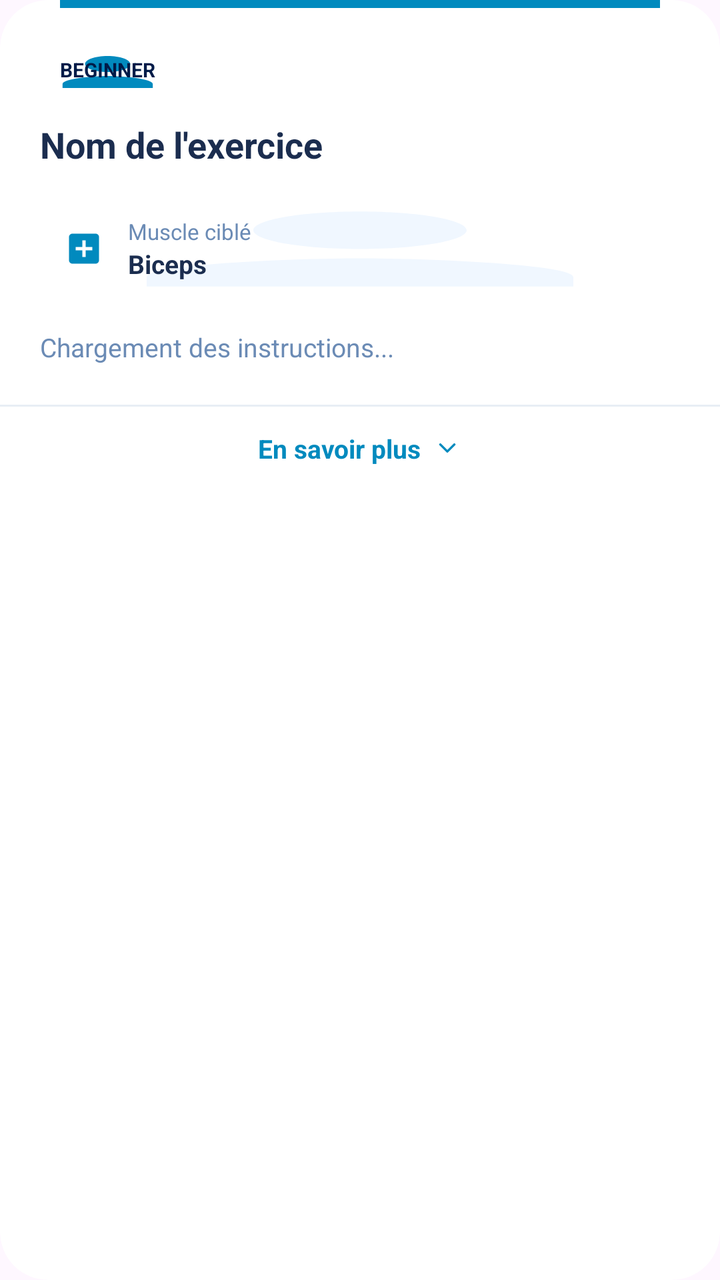
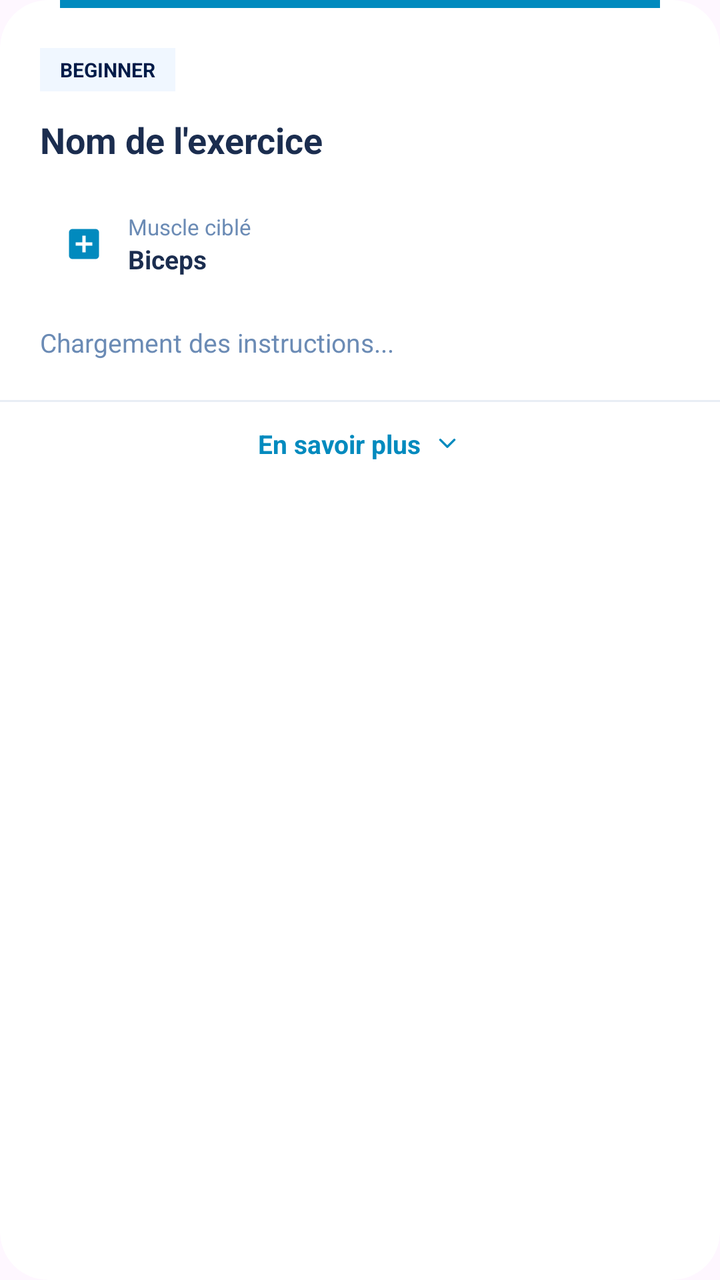

Before-and-after screenshots of an Android layout around one commit, followed by the original layout XML and the change that was made.
<!-- AndroidManifest.xml: application theme Theme.Se77a -->
<!-- res/layout/item_health_tip_card.xml -->
<?xml version="1.0" encoding="utf-8"?>
<androidx.cardview.widget.CardView
    xmlns:android="http://schemas.android.com/apk/res/android"
    xmlns:app="http://schemas.android.com/apk/res-auto"
    android:id="@+id/root_card"
    android:layout_width="match_parent"
    android:layout_height="wrap_content"
    android:layout_margin="16dp"
    app:cardCornerRadius="24dp"
    app:cardElevation="0dp"
    app:cardBackgroundColor="@color/white">

    <LinearLayout
        android:layout_width="match_parent"
        android:layout_height="wrap_content"
        android:orientation="vertical">

        
        <View
            android:layout_width="match_parent"
            android:layout_height="4dp"
            android:background="@color/blue_medium"
            android:layout_marginHorizontal="30dp" />

        <LinearLayout
            android:layout_width="match_parent"
            android:layout_height="wrap_content"
            android:orientation="vertical"
            android:padding="20dp">

            
            <TextView
                android:id="@+id/tv_difficulty_badge"
                android:layout_width="wrap_content"
                android:layout_height="wrap_content"
                android:text="Beginner"
                android:textSize="10sp"
                android:textStyle="bold"
                android:textColor="@color/blue_dark_1"
                android:background="@drawable/bg_badge_light"
                android:paddingHorizontal="10dp"
                android:paddingVertical="4dp"
                android:layout_marginBottom="12dp"
                android:textAllCaps="true"/>

            
            <TextView
                android:id="@+id/tv_tip_title"
                android:layout_width="match_parent"
                android:layout_height="wrap_content"
                android:text="Nom de l'exercice"
                android:textSize="18sp"
                android:textStyle="bold"
                android:textColor="@color/text_primary"
                android:layout_marginBottom="12dp" />

            
            <LinearLayout
                android:layout_width="match_parent"
                android:layout_height="wrap_content"
                android:orientation="horizontal"
                android:background="@drawable/bg_badge_light"
                android:backgroundTint="#F0F7FF"
                android:padding="12dp"
                android:gravity="center_vertical"
                android:layout_marginBottom="12dp">

                <ImageView
                    android:layout_width="20dp"
                    android:layout_height="20dp"
                    android:src="@drawable/ic_health"
                    app:tint="@color/blue_medium"
                    android:layout_marginEnd="12dp" />

                <LinearLayout
                    android:layout_width="0dp"
                    android:layout_height="wrap_content"
                    android:layout_weight="1"
                    android:orientation="vertical">

                    <TextView
                        android:layout_width="wrap_content"
                        android:layout_height="wrap_content"
                        android:text="Muscle ciblé"
                        android:textSize="11sp"
                        android:textColor="@color/text_secondary" />

                    <TextView
                        android:id="@+id/tv_muscle_targeted"
                        android:layout_width="wrap_content"
                        android:layout_height="wrap_content"
                        android:text="Biceps"
                        android:textSize="13sp"
                        android:textStyle="bold"
                        android:textColor="@color/text_primary" />
                </LinearLayout>
            </LinearLayout>

            
            <TextView
                android:id="@+id/tv_tip_content"
                android:layout_width="match_parent"
                android:layout_height="wrap_content"
                android:text="Chargement des instructions..."
                android:textSize="13sp"
                android:textColor="@color/text_secondary"
                android:lineSpacingMultiplier="1.4"
                android:maxLines="2"
                android:ellipsize="end" />

            
            <LinearLayout
                android:id="@+id/layout_expanded_content"
                android:layout_width="match_parent"
                android:layout_height="wrap_content"
                android:orientation="vertical"
                android:visibility="gone"
                android:layout_marginTop="12dp">

                <View
                    android:layout_width="match_parent"
                    android:layout_height="1dp"
                    android:background="@color/separator"
                    android:layout_marginBottom="12dp" />

                <TextView
                    android:layout_width="wrap_content"
                    android:layout_height="wrap_content"
                    android:text="Instructions détaillées"
                    android:textSize="12sp"
                    android:textStyle="bold"
                    android:textColor="@color/blue_medium"
                    android:layout_marginBottom="6dp"/>

                <TextView
                    android:id="@+id/tv_full_instructions"
                    android:layout_width="match_parent"
                    android:layout_height="wrap_content"
                    android:textSize="13sp"
                    android:textColor="@color/text_secondary"
                    android:lineSpacingMultiplier="1.4" />

                <TextView
                    android:id="@+id/tv_equipment"
                    android:layout_width="wrap_content"
                    android:layout_height="wrap_content"
                    android:layout_marginTop="10dp"
                    android:textSize="11sp"
                    android:textStyle="italic"
                    android:textColor="@color/text_secondary" />

                <TextView
                    android:id="@+id/tv_safety_label"
                    android:layout_width="wrap_content"
                    android:layout_height="wrap_content"
                    android:text="Sécurité"
                    android:textSize="12sp"
                    android:textStyle="bold"
                    android:textColor="#D4812A"
                    android:layout_marginTop="12dp"
                    android:visibility="gone"/>

                <TextView
                    android:id="@+id/tv_safety_info"
                    android:layout_width="match_parent"
                    android:layout_height="wrap_content"
                    android:textSize="13sp"
                    android:textColor="@color/text_secondary"
                    android:lineSpacingMultiplier="1.4"
                    android:visibility="gone"/>
            </LinearLayout>

        </LinearLayout>

        
        <View
            android:layout_width="match_parent"
            android:layout_height="1dp"
            android:background="@color/separator" />

        <LinearLayout
            android:id="@+id/btn_learn_more"
            android:layout_width="match_parent"
            android:layout_height="wrap_content"
            android:orientation="horizontal"
            android:paddingVertical="12dp"
            android:paddingHorizontal="20dp"
            android:gravity="center"
            android:clickable="true"
            android:focusable="true"
            android:background="?attr/selectableItemBackground">

            <TextView
                android:id="@+id/tv_learn_more_label"
                android:layout_width="wrap_content"
                android:layout_height="wrap_content"
                android:text="En savoir plus"
                android:textSize="13sp"
                android:textStyle="bold"
                android:textColor="@color/blue_medium"
                android:layout_marginEnd="6dp" />

            <ImageView
                android:id="@+id/iv_arrow_toggle"
                android:layout_width="14dp"
                android:layout_height="14dp"
                android:src="@drawable/ic_arrow_right"
                app:tint="@color/blue_medium"
                android:rotation="90" />
        </LinearLayout>

    </LinearLayout>
</androidx.cardview.widget.CardView>
<!-- resources referenced by this layout -->
<resources>
  <color name="blue_dark_1">#001B48</color>
  <color name="blue_medium">#018ABE</color>
  <color name="separator">#E8EEF5</color>
  <color name="text_primary">#1B2D4F</color>
  <color name="text_secondary">#6B8BB5</color>
  <color name="white">#FFFFFFFF</color>
  <!-- drawable bg_badge_light (drawable) -->
  <vector xmlns:android="http://schemas.android.com/apk/res/android"
      android:width="24dp"
      android:height="24dp"
      android:viewportWidth="24"
      android:viewportHeight="24">
      <path
          android:fillColor="#018ABE"
          android:pathData="M12,12c2.21,0 4,-1.79 4,-4s-1.79,-4 -4,-4 -4,1.79 -4,4 1.79,4 4,4zM12,14c-2.67,0 -8,1.34 -8,4v2h16v-2c0,-2.66 -5.33,-4 -8,-4z"/>
  </vector>
  <!-- drawable ic_arrow_right (drawable) -->
  <?xml version="1.0" encoding="utf-8"?>
  <vector xmlns:android="http://schemas.android.com/apk/res/android"
      android:width="24dp"
      android:height="24dp"
      android:viewportWidth="24"
      android:viewportHeight="24">
      <path
          android:fillColor="@android:color/transparent"
          android:strokeColor="#FFFFFF"
          android:strokeWidth="2"
          android:strokeLineCap="round"
          android:strokeLineJoin="round"
          android:pathData="M9,18 L15,12 L9,6"/>
  </vector>
  <!-- drawable ic_health (drawable) -->
  <vector xmlns:android="http://schemas.android.com/apk/res/android"
      android:width="24dp"
      android:height="24dp"
      android:viewportWidth="24"
      android:viewportHeight="24">
      <path
          android:fillColor="@android:color/white"
          android:pathData="M19,3H5C3.9,3 3,3.9 3,5v14c0,1.1 0.9,2 2,2h14c1.1,0 2,-0.9 2,-2V5C21,3.9 20.1,3 19,3zM17,13h-4v4h-2v-4H7v-2h4V7h2v4h4V13z"/>
  </vector>
  <style name="Theme.Se77a" parent="Base.Theme.Se77a" />
  <style name="Base.Theme.Se77a" parent="Theme.Material3.DayNight.NoActionBar">
          
          
      </style>
</resources>

<!-- the commit's change to res/layout/item_health_tip_card.xml (unified diff, before → after) -->
@@ -37,7 +37,7 @@
                 android:textSize="10sp"
                 android:textStyle="bold"
                 android:textColor="@color/blue_dark_1"
-                android:background="@drawable/bg_badge_light"
+                android:background="#F0F7FF"
                 android:paddingHorizontal="10dp"
                 android:paddingVertical="4dp"
                 android:layout_marginBottom="12dp"
@@ -59,7 +59,7 @@
                 android:layout_width="match_parent"
                 android:layout_height="wrap_content"
                 android:orientation="horizontal"
-                android:background="@drawable/bg_badge_light"
+
                 android:backgroundTint="#F0F7FF"
                 android:padding="12dp"
                 android:gravity="center_vertical"
<!-- resource entries referenced after the edit -->
@@ -6,16 +6,6 @@
   <color name="text_primary">#1B2D4F</color>
   <color name="text_secondary">#6B8BB5</color>
   <color name="white">#FFFFFFFF</color>
-  <!-- drawable bg_badge_light (drawable) -->
-  <vector xmlns:android="http://schemas.android.com/apk/res/android"
-      android:width="24dp"
-      android:height="24dp"
-      android:viewportWidth="24"
-      android:viewportHeight="24">
-      <path
-          android:fillColor="#018ABE"
-          android:pathData="M12,12c2.21,0 4,-1.79 4,-4s-1.79,-4 -4,-4 -4,1.79 -4,4 1.79,4 4,4zM12,14c-2.67,0 -8,1.34 -8,4v2h16v-2c0,-2.66 -5.33,-4 -8,-4z"/>
-  </vector>
   <!-- drawable ic_arrow_right (drawable) -->
   <?xml version="1.0" encoding="utf-8"?>
   <vector xmlns:android="http://schemas.android.com/apk/res/android"
